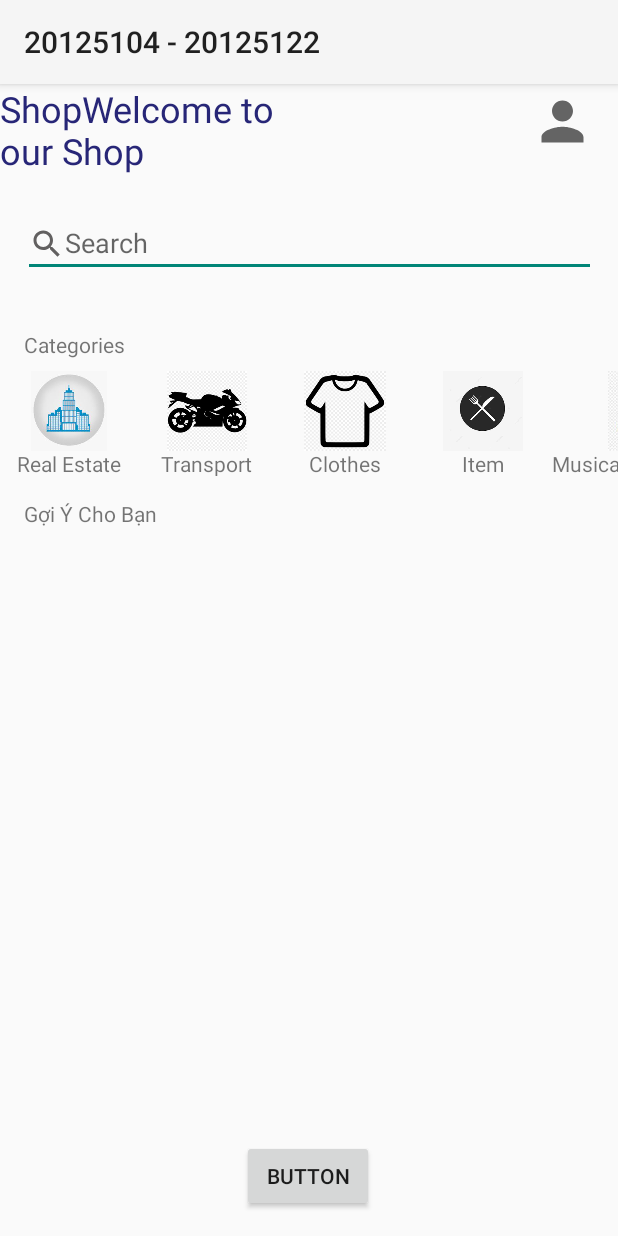
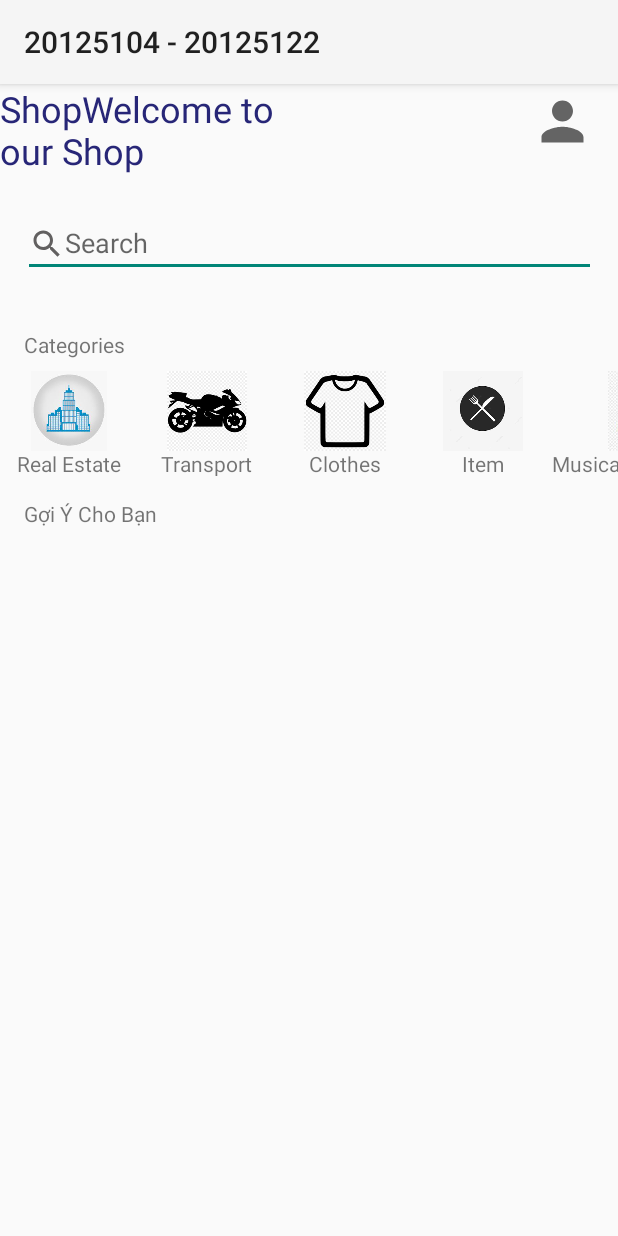
Before and after one commit to minh-tuan-184/SecondHand, an Android app: the screen it shows after launch (MainActivity), on a phone screen of 412 x 824 dp. Run offline under Robolectric (Android 15) with nearby library versions, the light colour scheme and no system bars; our stand-ins replace Firebase (no records; nobody signed in at launch, a user with empty details on screens opened directly).

Commit message:
up lai :v

```diff
--- a/app/src/main/java/com/example/secondhand/MainActivity.java
+++ b/app/src/main/java/com/example/secondhand/MainActivity.java
@@ -82,14 +82,6 @@ public class MainActivity extends AppCompatActivity {
                 startActivity(intent);
             }
         });
-
-        btn = findViewById(R.id.addtoFB);
-        btn.setOnClickListener(new View.OnClickListener() {
-            @Override
-            public void onClick(View v) {
-                addList(productList);
-            }
-        });
     }
 
     private void addList(List<Product> p) {
--- a/app/src/main/res/layout/activity_main.xml
+++ b/app/src/main/res/layout/activity_main.xml
@@ -99,16 +99,6 @@
             app:layout_constraintHorizontal_bias="0.046"
             app:layout_constraintStart_toStartOf="parent" />
 
-        <Button
-            android:id="@+id/addtoFB"
-            android:layout_width="wrap_content"
-            android:layout_height="wrap_content"
-            android:layout_marginBottom="16dp"
-            android:text="Button"
-            app:layout_constraintBottom_toBottomOf="parent"
-            app:layout_constraintEnd_toEndOf="parent"
-            app:layout_constraintHorizontal_bias="0.498"
-            app:layout_constraintStart_toStartOf="parent" />
     </androidx.constraintlayout.widget.ConstraintLayout>
 
 </androidx.constraintlayout.widget.ConstraintLayout>
```
